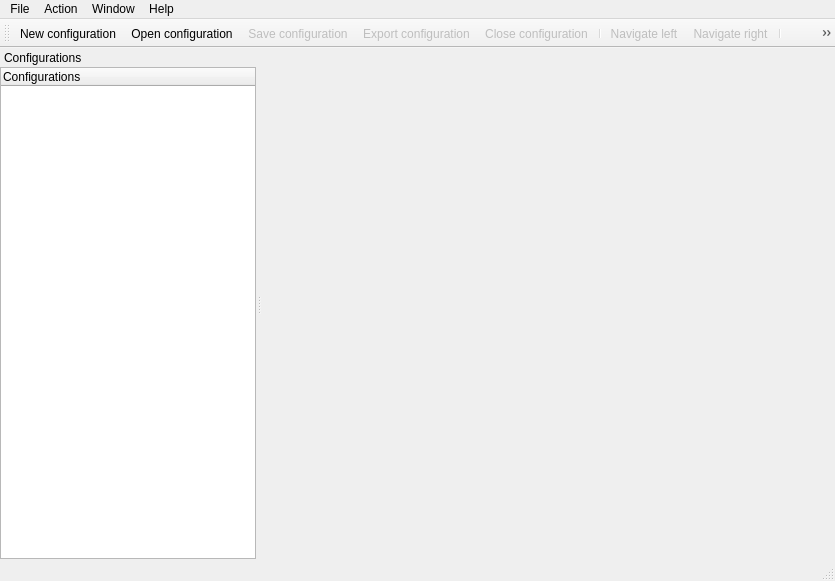
This is src/frmmain.ui in moonpyk/dyprosium as Qt 5 draws it before an edit. The edited form follows.
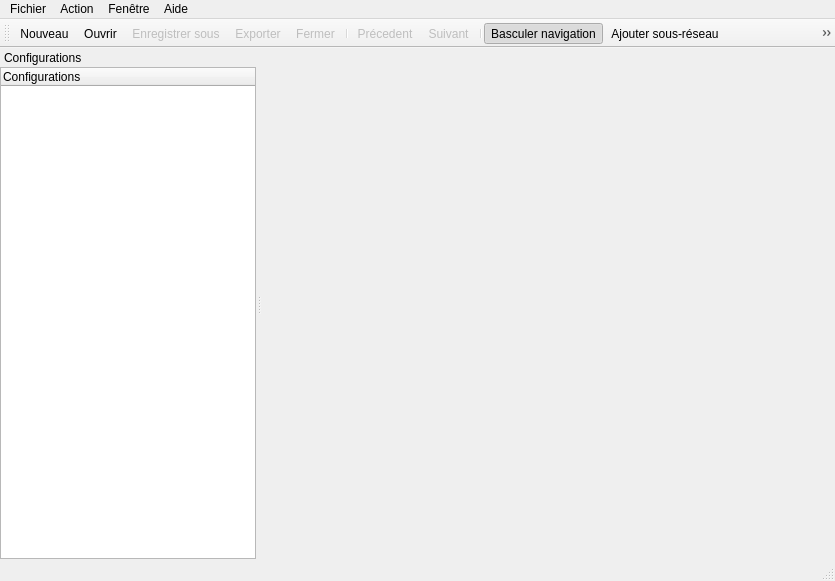
This is the edited form. Icons and pictures are not drawn. Custom widgets are drawn as their Qt base class.

Commit message: Dyprosium is in French now, not a French + English mix, i'll have to translate the app with Qt system. Dyprosium can save and load XML configurations

Diff of the .ui file:
```diff
--- a/src/frmmain.ui
+++ b/src/frmmain.ui
@@ -85,9 +85,9 @@
      <height>21</height>
     </rect>
    </property>
-   <widget class="QMenu" name="menuHelp" >
+   <widget class="QMenu" name="mnHelp" >
     <property name="title" >
-     <string>Help</string>
+     <string>Aide</string>
     </property>
     <addaction name="actionAbout" />
    </widget>
@@ -108,7 +108,7 @@
    </widget>
    <widget class="QMenu" name="menuFile" >
     <property name="title" >
-     <string>File</string>
+     <string>Fichier</string>
     </property>
     <addaction name="actionNew" />
     <addaction name="actionOpen" />
@@ -122,7 +122,7 @@
    </widget>
    <widget class="QMenu" name="menuWindow" >
     <property name="title" >
-     <string>Window</string>
+     <string>Fenêtre</string>
     </property>
     <addaction name="actionToggleSidebar" />
     <addaction name="separator" />
@@ -132,7 +132,7 @@
    <addaction name="menuFile" />
    <addaction name="menuAction" />
    <addaction name="menuWindow" />
-   <addaction name="menuHelp" />
+   <addaction name="mnHelp" />
   </widget>
   <widget class="QToolBar" name="mainToolBar" >
    <property name="windowTitle" >
@@ -253,7 +253,10 @@
     <iconset resource="dyprosium.qrc" >:/images/Resources/page_white_go.png</iconset>
    </property>
    <property name="text" >
-    <string>Export configuration...</string>
+    <string>Exporter...</string>
+   </property>
+   <property name="toolTip" >
+    <string>Exporter</string>
    </property>
    <property name="shortcut" >
     <string>Ctrl+E</string>
@@ -264,7 +267,7 @@
     <iconset resource="dyprosium.qrc" >:/images/Resources/folder.png</iconset>
    </property>
    <property name="text" >
-    <string>Open configuration...</string>
+    <string>Ouvrir...</string>
    </property>
    <property name="shortcut" >
     <string>Ctrl+O</string>
@@ -278,7 +281,7 @@
     <iconset resource="dyprosium.qrc" >:/images/Resources/disk.png</iconset>
    </property>
    <property name="text" >
-    <string>Save configuration...</string>
+    <string>Enregistrer sous...</string>
    </property>
    <property name="shortcut" >
     <string>Ctrl+S</string>
@@ -289,7 +292,10 @@
     <iconset resource="dyprosium.qrc" >:/images/Resources/page_white_star.png</iconset>
    </property>
    <property name="text" >
-    <string>New configuration...</string>
+    <string>Nouveau</string>
+   </property>
+   <property name="iconText" >
+    <string>Nouveau</string>
    </property>
    <property name="shortcut" >
     <string>Ctrl+N</string>
@@ -306,7 +312,7 @@
     <iconset resource="dyprosium.qrc" >:/images/Resources/application_side_tree.png</iconset>
    </property>
    <property name="text" >
-    <string>Toggle Sidebar</string>
+    <string>Basculer navigation</string>
    </property>
   </action>
   <action name="actionAddSubnet" >
@@ -314,7 +320,7 @@
     <iconset resource="dyprosium.qrc" >:/images/Resources/world_add.png</iconset>
    </property>
    <property name="text" >
-    <string>Add subnet</string>
+    <string>Ajouter sous-réseau</string>
    </property>
    <property name="visible" >
     <bool>false</bool>
@@ -325,7 +331,7 @@
     <iconset resource="dyprosium.qrc" >:/images/Resources/computer_add.png</iconset>
    </property>
    <property name="text" >
-    <string>Add reservation</string>
+    <string>Ajouter réservation</string>
    </property>
    <property name="visible" >
     <bool>false</bool>
@@ -336,7 +342,7 @@
     <iconset resource="dyprosium.qrc" >:/images/Resources/wrench_add.png</iconset>
    </property>
    <property name="text" >
-    <string>Add option</string>
+    <string>Ajouter option</string>
    </property>
    <property name="visible" >
     <bool>false</bool>
@@ -347,7 +353,7 @@
     <iconset resource="dyprosium.qrc" >:/images/Resources/add.png</iconset>
    </property>
    <property name="text" >
-    <string>Add</string>
+    <string>Ajouter...</string>
    </property>
    <property name="shortcut" >
     <string>Ctrl++</string>
@@ -361,7 +367,10 @@
     <iconset resource="dyprosium.qrc" >:/images/Resources/delete.png</iconset>
    </property>
    <property name="text" >
-    <string>Delete</string>
+    <string>Supprimer</string>
+   </property>
+   <property name="toolTip" >
+    <string>Suprimer</string>
    </property>
    <property name="shortcut" >
     <string>Ctrl+-</string>
@@ -378,7 +387,7 @@
     <iconset resource="dyprosium.qrc" >:/images/Resources/arrow_left.png</iconset>
    </property>
    <property name="text" >
-    <string>Navigate left</string>
+    <string>Précedent</string>
    </property>
    <property name="shortcut" >
     <string>Left</string>
@@ -392,7 +401,7 @@
     <iconset resource="dyprosium.qrc" >:/images/Resources/arrow_right.png</iconset>
    </property>
    <property name="text" >
-    <string>Navigate right</string>
+    <string>Suivant</string>
    </property>
    <property name="shortcut" >
     <string>Right</string>
@@ -403,7 +412,7 @@
     <iconset resource="dyprosium.qrc" >:/images/Resources/error_add.png</iconset>
    </property>
    <property name="text" >
-    <string>Add exclusion</string>
+    <string>Ajouter exclusion</string>
    </property>
    <property name="visible" >
     <bool>false</bool>
@@ -417,7 +426,13 @@
     <iconset resource="dyprosium.qrc" >:/images/Resources/page_white_delete.png</iconset>
    </property>
    <property name="text" >
-    <string>Close configuration</string>
+    <string>Fermer</string>
+   </property>
+   <property name="iconText" >
+    <string>Fermer</string>
+   </property>
+   <property name="toolTip" >
+    <string>Fermer</string>
    </property>
    <property name="shortcut" >
     <string>Ctrl+Shift+X</string>
@@ -428,7 +443,7 @@
     <iconset resource="dyprosium.qrc" >:/images/Resources/pencil.png</iconset>
    </property>
    <property name="text" >
-    <string>Edit</string>
+    <string>Editer...</string>
    </property>
    <property name="shortcut" >
     <string>Ctrl+/</string>
@@ -442,7 +457,7 @@
     <iconset resource="dyprosium.qrc" >:/images/Resources/world_delete.png</iconset>
    </property>
    <property name="text" >
-    <string>Remove Subnet</string>
+    <string>Supprimer sous-réseau</string>
    </property>
    <property name="visible" >
     <bool>false</bool>
```
Left out of the diff: 22 changed lines with no effect on the pictures. The commit also changes 21 other files.
